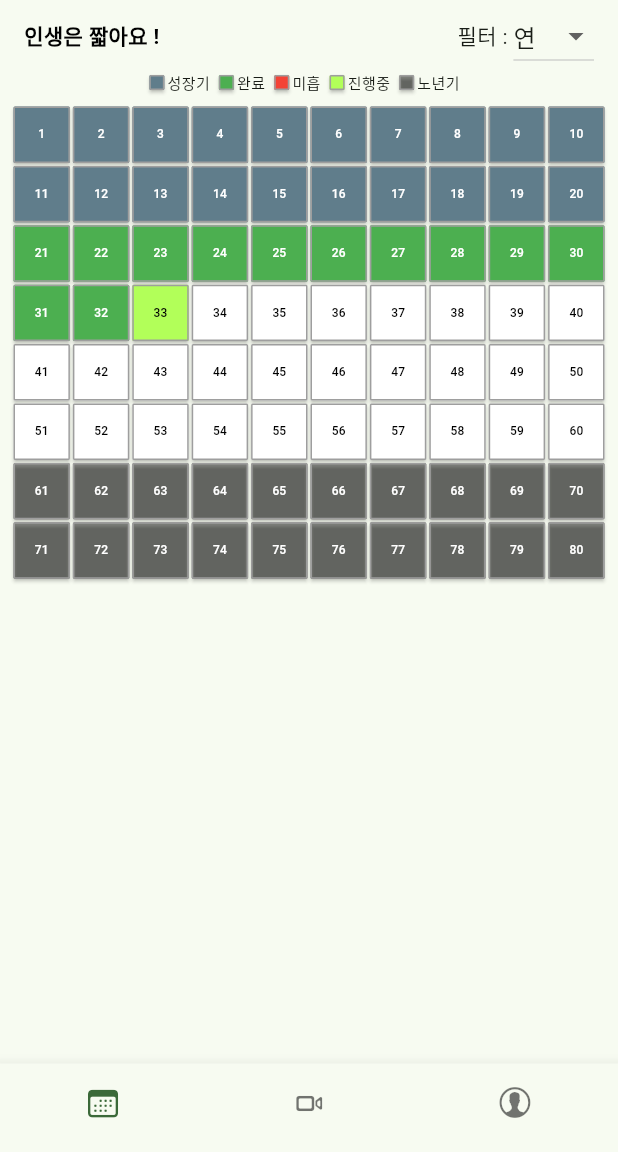
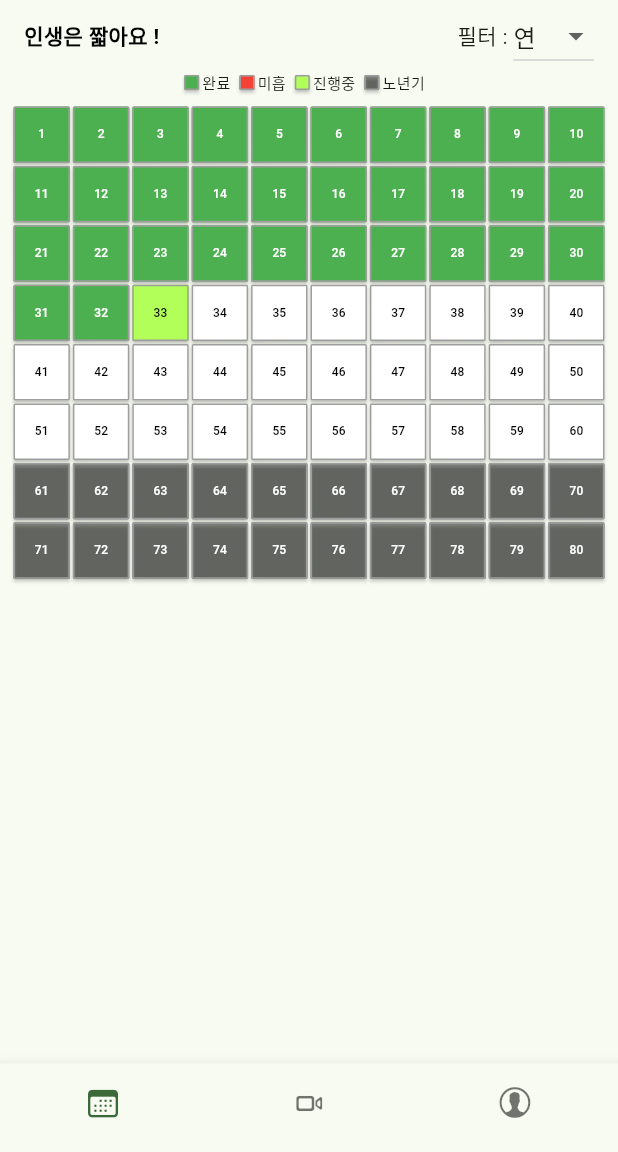
Before and after one commit to develinu/p002-life-calendar, a Flutter app: the screen it shows after launch, on a phone screen of 412 x 824 dp, the part 84-1236 px from its top. Run offline on Flutter 3.47's test engine with Material 2 defaults, Android fonts, the phone set to English and light mode, and no system bars; our stand-ins replace youtube_player_flutter.

Commit message:
fixed : 성장기 관련 UI 삭제

```diff
--- a/lib/screens/calendar.dart
+++ b/lib/screens/calendar.dart
@@ -23,7 +23,7 @@ class _CalendarState extends State<Calendar> {
     var rate = Random().nextInt(100);
     var isSuccess = rate >= 5;
 
-    if (age >= 21 && age < currentAge) {
+    if (age < currentAge) {
       if (isSuccess) {
         statusColor["status"] = Colors.green;
         statusColor["ageText"] = Colors.white;
@@ -37,9 +37,6 @@ class _CalendarState extends State<Calendar> {
       statusColor["ageText"] = Colors.black;
     } else if (age > 60) {
       statusColor["status"] = Colors.black45;
-      statusColor["ageText"] = Colors.white;
-    } else if (age < 21) {
-      statusColor["status"] = Colors.blueGrey;
       statusColor["ageText"] = Colors.white;
     }
     return statusColor;
@@ -153,7 +150,6 @@ class _CalendarState extends State<Calendar> {
         Row(
           mainAxisAlignment: MainAxisAlignment.center,
           children: [
-            createLegend(Colors.blueGrey, "성장기"),
             createLegend(Colors.green, "완료"),
             createLegend(Colors.red, "미흡"),
             createLegend(Colors.lightGreenAccent, "진행중"),
```
